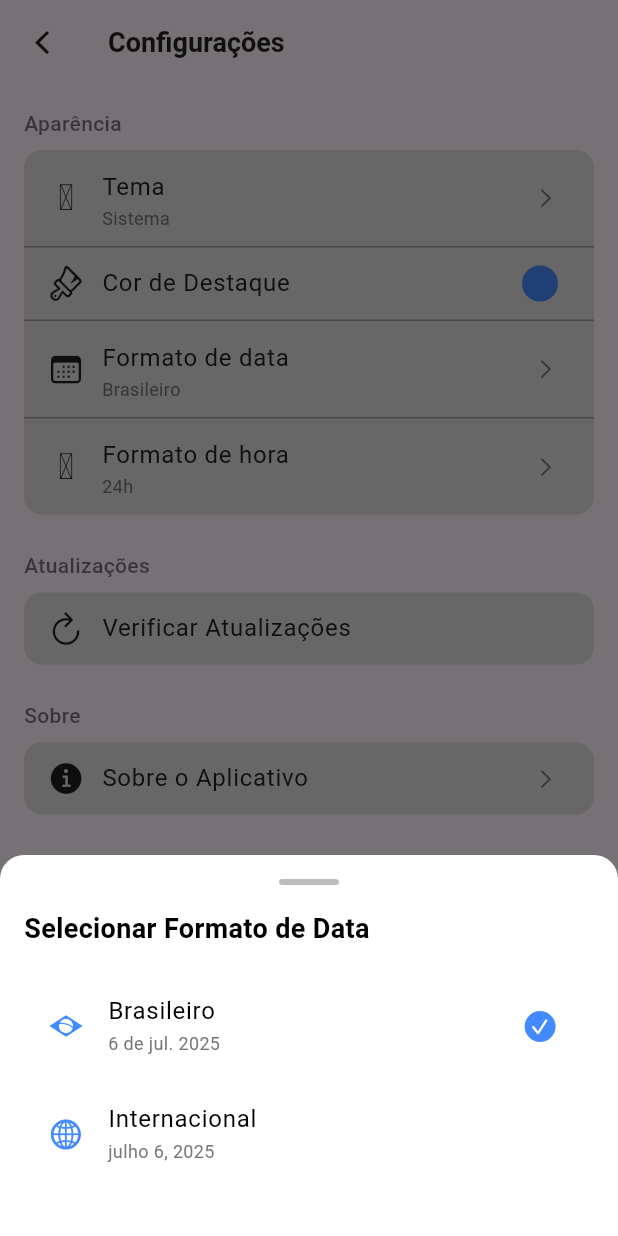
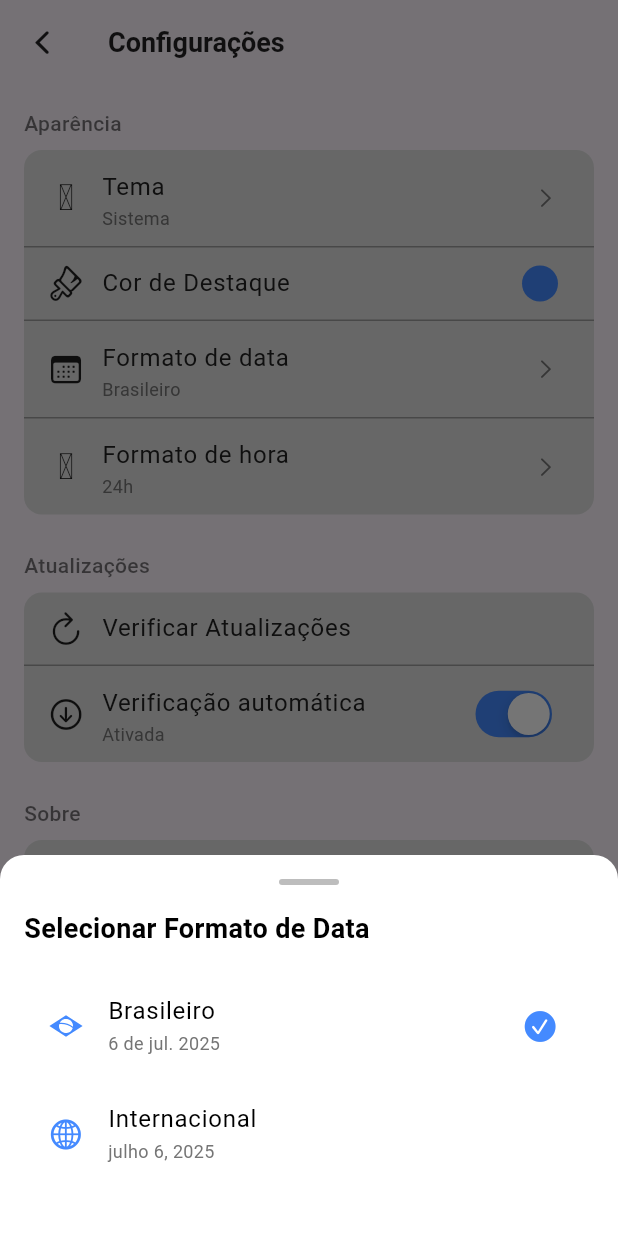
Before and after one commit to Drew005/Lume, a Flutter app: the SettingsPage screen opened directly, after a tap on "Formato de data", on a phone screen of 412 x 824 dp. Run offline on Flutter 3.47's test engine with Material 3 defaults, Android fonts, the light colour scheme and no system bars; our stand-ins replace another_flutter_splash_screen, connectivity_plus, flutter_local_notifications, flutter_markdown_plus, flutter_svg, hive and 8 more; missing offline and left inert: fluent_validator, flutter_icon_snackbar, flutter_quill, translator; accounts and stored records are empty; network calls fail.

Commit message:
App – Adicionada opção de desabilitar verificação automática de atualização

```diff
--- a/lib/main.dart
+++ b/lib/main.dart
@@ -11,6 +11,7 @@ import 'package:lume/services/todos_manager.dart';
 import 'dart:io';
 import 'package:flutter_localizations/flutter_localizations.dart';
 import 'package:flutter_quill/flutter_quill.dart' as quill;
+import 'package:lume/services/update_preferences.dart';
 import 'package:shared_preferences/shared_preferences.dart';
 import 'package:lume/services/theme_manager.dart';
 import 'package:permission_handler/permission_handler.dart';
@@ -34,6 +35,8 @@ void main() async {
     final bool hasAcceptedTerms = prefs.getBool('hasAcceptedTerms') ?? false;
     final bool hasCompletedPreConfig =
         prefs.getBool('hasCompletedPreConfig') ?? false;
+
+    await UpdatePreferences.init();
 
     await _initializeNotifications();
     await _initializeHive();
@@ -262,6 +265,8 @@ class MyApp extends StatelessWidget {
 
   Future<void> _checkForUpdates(BuildContext context) async {
     await Future.delayed(const Duration(seconds: 1));
+    final autoUpdateEnabled = await UpdatePreferences.isAutoUpdateEnabled();
+    if (!autoUpdateEnabled) return;
 
     try {
       final updateInfo = await update_manager.UpdateManager.checkForUpdates();
--- a/lib/pages/settings_page.dart
+++ b/lib/pages/settings_page.dart
@@ -5,6 +5,7 @@ import 'package:lume/pages/about_page.dart';
 import 'package:lume/pages/blank_page.dart';
 import 'package:lume/services/theme_manager.dart';
 import 'package:lume/services/update_manager.dart' hide UpdateInfo;
+import 'package:lume/services/update_preferences.dart';
 import 'package:lume/widgets/update_dialog.dart';
 import 'package:material_design_icons_flutter/material_design_icons_flutter.dart';
 import 'package:material_symbols_icons/symbols.dart';
@@ -268,6 +269,48 @@ class _SettingsPageState extends State<SettingsPage> {
                         ),
                         onTap: () => _checkForUpdatesManually(context),
                         splashColor: ThemeManager.accentColor.withOpacity(0.3),
+                        visualDensity: VisualDensity.compact,
+                      ),
+                      const Divider(height: 1, color: Colors.grey),
+                      ListTile(
+                        leading: Icon(
+                          CupertinoIcons.arrow_down_circle,
+                          color: Theme.of(context).iconTheme.color,
+                        ),
+                        title: Text(
+                          'Verificação automática',
+                          style: TextStyle(
+                            color: isDark ? Colors.white : Colors.grey[900],
+                          ),
+                        ),
+                        subtitle: FutureBuilder<bool>(
+                          future: UpdatePreferences.isAutoUpdateEnabled(),
+                          builder: (context, snapshot) {
+                            return Text(
+                              snapshot.data ?? true ? 'Ativada' : 'Desativada',
+                              style: TextStyle(
+                                color:
+                                    isDark ? Colors.white70 : Colors.grey[600],
+                                fontSize: 12,
+                              ),
+                            );
+                          },
+                        ),
+                        trailing: FutureBuilder<bool>(
+                          future: UpdatePreferences.isAutoUpdateEnabled(),
+                          builder: (context, snapshot) {
+                            return CupertinoSwitch(
+                              value: snapshot.data ?? true,
+                              onChanged: (value) async {
+                                await UpdatePreferences.setAutoUpdateEnabled(
+                                  value,
+                                );
+                                setState(() {});
+                              },
+                              activeColor: ThemeManager.accentColor,
+                            );
+                          },
+                        ),
                         visualDensity: VisualDensity.compact,
                       ),
                     ],
--- /dev/null
+++ b/lib/services/update_preferences.dart
@@ -0,0 +1,25 @@
+import 'package:flutter/cupertino.dart';
+import 'package:shared_preferences/shared_preferences.dart';
+
+class UpdatePreferences {
+  static const String _autoUpdateKey = 'autoUpdateEnabled';
+  static final ValueNotifier<bool> autoUpdateNotifier = ValueNotifier<bool>(
+    true,
+  );
+
+  static Future<void> init() async {
+    final prefs = await SharedPreferences.getInstance();
+    autoUpdateNotifier.value = prefs.getBool(_autoUpdateKey) ?? true;
+  }
+
+  static Future<void> setAutoUpdateEnabled(bool enabled) async {
+    final prefs = await SharedPreferences.getInstance();
+    await prefs.setBool(_autoUpdateKey, enabled);
+    autoUpdateNotifier.value = enabled;
+  }
+
+  static Future<bool> isAutoUpdateEnabled() async {
+    final prefs = await SharedPreferences.getInstance();
+    return prefs.getBool(_autoUpdateKey) ?? true;
+  }
+}
```
